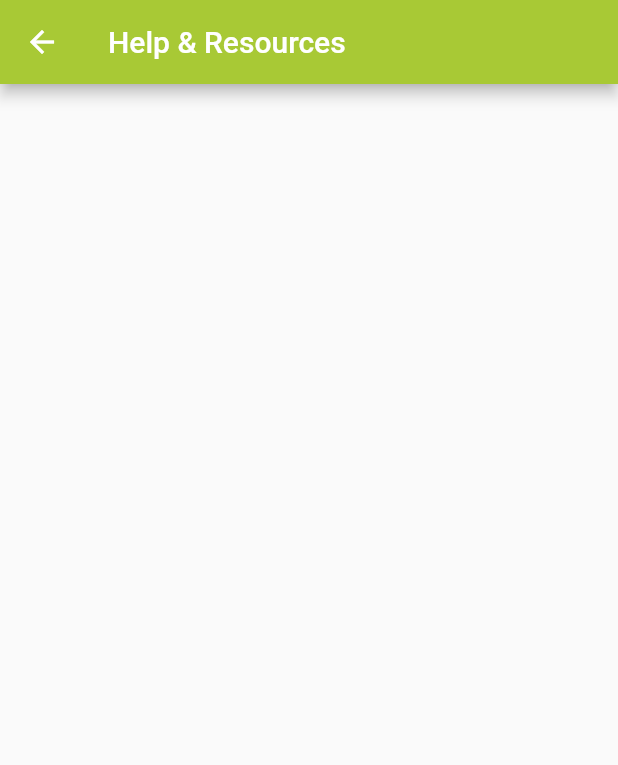
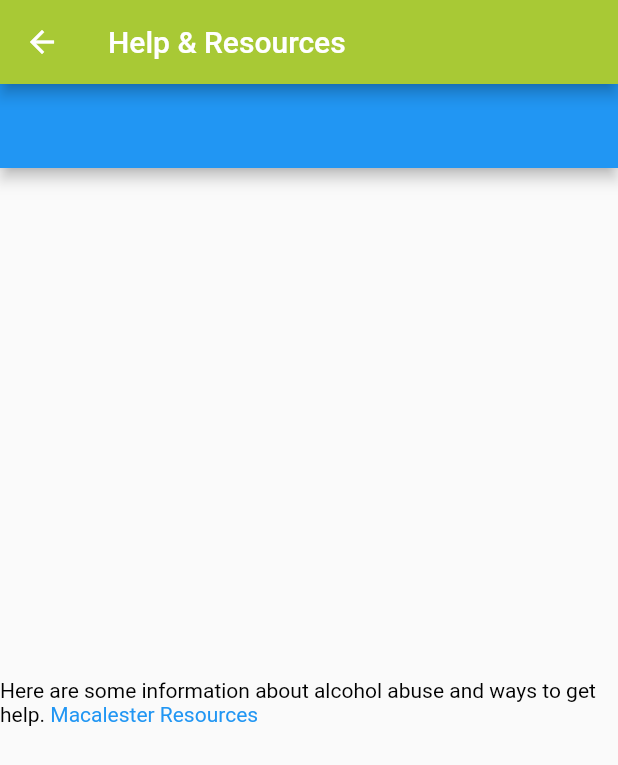
Before and after one commit to mmohame3/DrinkingTrackerApp, a Flutter app: the screen it shows after launch, in the side drawer, after a tap on "Help & Resources", on a phone screen of 412 x 824 dp. Shown: the top 765 px of the screen. Run offline on Flutter 3.47's test engine with Material 2 defaults, Android fonts, the phone set to English and light mode, and no system bars; missing offline and left inert: calendarro.

Commit message:
Adding info to some pages

```diff
--- /dev/null
+++ b/florish/lib/UrlResource.dart
@@ -0,0 +1,39 @@
+import 'package:flutter/gestures.dart';
+import 'package:flutter/material.dart';
+import 'package:url_launcher/url_launcher.dart';
+import 'package:flutter/services.dart';
+
+
+class UrlResource extends StatelessWidget {
+  @override
+  Widget build(BuildContext context) {
+    return new MaterialApp(
+        home: new Scaffold(
+        appBar: new AppBar(
+
+    ),
+    body: new Center(
+    child: new RichText(
+    text: new TextSpan(
+    children: [
+    new TextSpan(
+    text: 'Here are some information about alcohol abuse and ways to get help.',
+    style: new TextStyle(color: Colors.black),
+    ),
+      new TextSpan(
+        text: ' Macalester Resources',
+        style: new TextStyle(color: Colors.blue),
+        recognizer: new TapGestureRecognizer()
+          ..onTap = () { launch('https://docs.flutter.io/flutter/services/UrlLauncher-class.html');
+          },
+      ),
+    ],
+    ),
+    ),
+    ),
+        ),
+    );
+  }
+}
+
+//          "to get help.
--- a/florish/lib/ourMission.dart
+++ b/florish/lib/ourMission.dart
@@ -13,6 +13,12 @@ class _OurMissionPageState extends State<OurMissionPage> {
           title: new Text('Our Mission'),
         backgroundColor: Color(0xFFA8C935),
       ),
+      body: new Text("We aim to provide a mechanism to drink in a safe,"
+          "healthy, and enticing way via a drinking tracker that gives a visual"
+          "representation of Blood Alcohol Content"
+          ""
+          "It's easy to binge drink and lose track of alcohol consumption and we hope "
+          "to provide an emotional incentive to monitor wellbeing and drinking habits."),
     );
   }
 }
--- a/florish/lib/personalInfo.dart
+++ b/florish/lib/personalInfo.dart
@@ -13,6 +13,7 @@ class _PersonalInfoPageState extends State<PersonalInfoPage> {
           title: new Text('Your Personal Information'),
         backgroundColor: Color(0xFFA8C935),
       ),
+//    body: new PersonalEntryData(),
     );
   }
 }
--- a/florish/lib/resources.dart
+++ b/florish/lib/resources.dart
@@ -1,4 +1,8 @@
 import 'package:flutter/material.dart';
+import 'package:url_launcher/url_launcher.dart';
+
+import 'UrlResource.dart';
+
 
 class ResourcesPage extends StatefulWidget {
   @override
@@ -13,6 +17,12 @@ class _ResourcesPageState extends State<ResourcesPage> {
           title: new Text('Help & Resources'),
         backgroundColor: Color(0xFFA8C935),
       ),
+      body: new UrlResource(),
+//      new Text("Here are some information about alcohol abuse and ways to"
+//          "to get help."),
+
     );
+
   }
+
 }
--- a/florish/lib/standardDrink.dart
+++ b/florish/lib/standardDrink.dart
@@ -13,6 +13,11 @@ class _StandardDrinkPageState extends State<StandardDrinkPage> {
           title: new Text('What is a "Standard Drink"'),
         backgroundColor: Color(0xFFA8C935),
       ),
+      body: new Text("In the United States, one 'standard drink contains approximately"
+          "14 grams of pure alcohol, which is found in:"
+          " 12 OZ regular beer (5% alcohol),"
+          " 5 OZ wine (12% alcohol),"
+          " 1.5 OZ liquor(40% alcohol"),
     );
   }
 }
--- a/florish/pubspec.yaml
+++ b/florish/pubspec.yaml
@@ -26,6 +26,7 @@ dependencies:
   english_words: ^3.1.0
   shared_preferences:
   calendarro: ^1.1.1
+  url_launcher: ^3.0.3
 
 
 dev_dependencies:
```
Also changed, not shown: florish/pubspec.lock.
